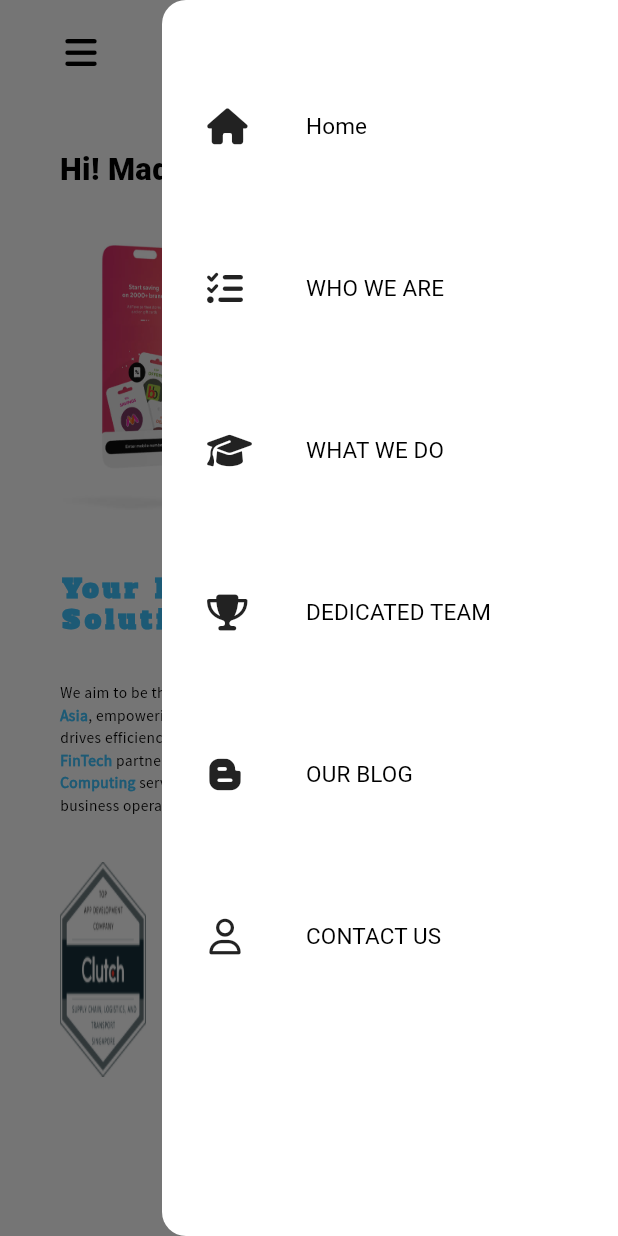
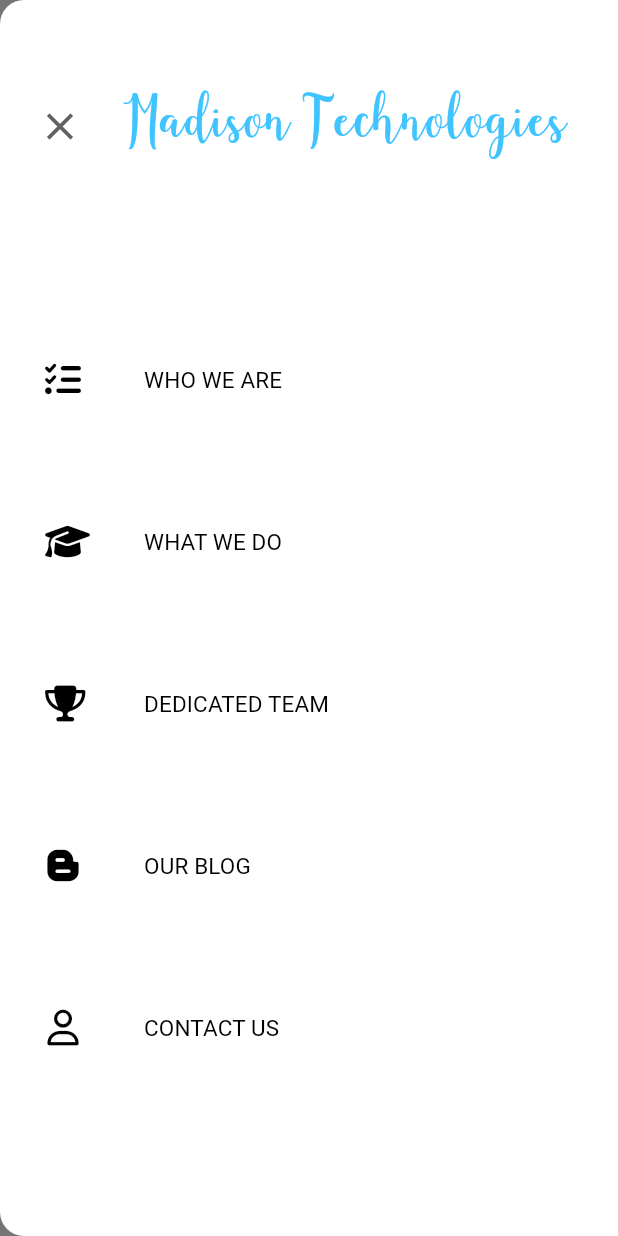
Before and after one commit to nguyenvudung030121/flutter-web, a Flutter app: the screen it shows after launch, with the side drawer open, on a phone screen of 412 x 824 dp. Run offline on Flutter 3.47's test engine with Material 3 defaults, Android fonts, the phone set to English and light mode, and no system bars; our stand-ins replace adaptive_theme, carousel_slider, dropdown_button2, flutter_screenutil, flutter_svg, font_awesome_flutter and 2 more; missing offline and left inert: hovering; generated files the repository leaves out were written again; project files that could hold a hidden picture were left out; key blocks and very long unbroken strings in the code were emptied for the run.

Commit message:
Done Change Drawer Bar

```diff
--- a/lib/component/navbar/drawer/drawernav.dart
+++ b/lib/component/navbar/drawer/drawernav.dart
@@ -1,26 +1,97 @@
-import 'package:adaptive_theme/adaptive_theme.dart';
 import 'package:flutter/material.dart';
+import 'package:flutter_webapp/config/config.dart';
 import 'package:flutter_webapp/utils/utils.dart';
 import 'package:font_awesome_flutter/font_awesome_flutter.dart';
+import 'package:go_router/go_router.dart';
 
 import '../navigationbar.dart';
 
 class CustomDrawer extends StatelessWidget {
   const CustomDrawer({Key? key}) : super(key: key);
 
+  NavbarRoutes getCurrentRoute(BuildContext context) {
+    final String location = GoRouterState.of(context).uri.path;
+    if (location.startsWith(whoWeAre)) {
+      return NavbarRoutes.whoWeAre;
+    }
+    return NavbarRoutes.home;
+  }
+
   @override
   Widget build(BuildContext context) {
-    return const Drawer(
-      child: SizedBox(
-        width: 300,
+    final NavbarRoutes selectedIndex = getCurrentRoute(context);
+    return SizedBox(
+      width: MediaQuery.of(context).size.width,
+      child: Drawer(
         child: Column(
+          mainAxisAlignment: MainAxisAlignment.start,
           children: <Widget>[
-            DrawerItem(StringConstants.home, FontAwesomeIcons.house, NavbarRoutes.home),
-            DrawerItem(StringConstants.whoWeAre, FontAwesomeIcons.listCheck, NavbarRoutes.whoWeAre),
-            DrawerItem(StringConstants.whatWeDo, FontAwesomeIcons.graduationCap, NavbarRoutes.whatWeDo),
-            DrawerItem(StringConstants.dedicatedTeam, FontAwesomeIcons.trophy, NavbarRoutes.dedicatedTeam),
-            DrawerItem(StringConstants.ourBlog, FontAwesomeIcons.bloggerB, NavbarRoutes.ourWork),
-            DrawerItem(StringConstants.contact, FontAwesomeIcons.user, NavbarRoutes.contact),
+            DrawerHeader(
+              child: Row(
+                mainAxisAlignment: MainAxisAlignment.spaceBetween,
+                children: [
+                  IconButton(
+                    onPressed: () => Navigator.of(context).pop(),
+                    icon: Icon(Icons.close, color: Colors.grey[700], size: 30),
+                  ),
+                  InkWell(
+                    splashColor: Colors.transparent,
+                    hoverColor: Colors.transparent,
+                    onTap: () {
+                      LandingPageRoute().replace(context);
+                      Navigator.of(context).pop();
+                    },
+                    child: const Center(
+                      child: Text(
+                        StringConstants.appName,
+                        style: TextStyle(
+                          color: Colors.lightBlueAccent,
+                          fontSize: 30,
+                          fontFamily: 'Agustina',
+                        ),
+                      ),
+                    ),
+                  ),
+                  Visibility(
+                    visible: false,
+                    child: IconButton(
+                      onPressed: () => Navigator.of(context).pop(),
+                      icon: Icon(Icons.close, color: Colors.grey[700], size: 30),
+                    ),
+                  )
+                ],
+              ),
+            ),
+            DrawerItem(
+              StringConstants.whoWeAre,
+              FontAwesomeIcons.listCheck,
+              NavbarRoutes.whoWeAre,
+              isSelected: selectedIndex == NavbarRoutes.whoWeAre,
+            ),
+            DrawerItem(
+              StringConstants.whatWeDo,
+              FontAwesomeIcons.graduationCap,
+              NavbarRoutes.whatWeDo,
+              isSelected: selectedIndex == NavbarRoutes.whatWeDo,
+            ),
+            DrawerItem(
+              StringConstants.dedicatedTeam,
+              FontAwesomeIcons.trophy,
+              NavbarRoutes.dedicatedTeam,
+              isSelected: selectedIndex == NavbarRoutes.dedicatedTeam,
+            ),
+            DrawerItem(
+              StringConstants.ourBlog,
+              FontAwesomeIcons.bloggerB,
+              NavbarRoutes.ourBlog,
+              isSelected: selectedIndex == NavbarRoutes.ourBlog,
+            ),
+            DrawerItem(
+              StringConstants.contact,
+              FontAwesomeIcons.user,
+              NavbarRoutes.contact,
+              isSelected: selectedIndex == NavbarRoutes.contact,
+            ),
           ],
         ),
       ),
@@ -32,8 +103,9 @@ class DrawerItem extends StatelessWidget {
   final String title;
   final IconData icon;
   final NavbarRoutes navbarRoutes;
+  final bool isSelected;
 
-  const DrawerItem(this.title, this.icon, this.navbarRoutes, {Key? key}) : super(key: key);
+  const DrawerItem(this.title, this.icon, this.navbarRoutes, {Key? key, required this.isSelected}) : super(key: key);
 
   @override
   Widget build(BuildContext context) {
@@ -41,11 +113,18 @@ class DrawerItem extends StatelessWidget {
       padding: const EdgeInsets.only(left: 30, top: 60),
       child: Row(
         children: <Widget>[
-          Icon(icon),
+          Icon(
+            icon,
+            color: isSelected ? Colors.lightBlueAccent : Colors.black,
+          ),
           const SizedBox(
             width: 30,
           ),
-          NavbarItem(title, navbarRoutes),
+          NavbarItem(
+            title,
+            navbarRoutes,
+            isSelected: isSelected,
+          ),
         ],
       ),
     );
--- a/lib/component/navbar/logo/navbarlogo.dart
+++ b/lib/component/navbar/logo/navbarlogo.dart
@@ -1,4 +1,5 @@
 import 'package:flutter/material.dart';
+import 'package:flutter_svg/flutter_svg.dart';
 import 'package:flutter_webapp/utils/utils.dart';
 import 'package:responsive_builder/responsive_builder.dart';
 
@@ -20,18 +21,9 @@ class NavbarLogoMob extends StatelessWidget {
 
   @override
   Widget build(BuildContext context) {
-    return const SizedBox(
-        height: 80,
-        child: Row(
-          children: [
-            Text(
-              StringConstants.appName,
-              style: TextStyle(color: Colors.blueAccent, fontSize: 20, fontFamily: 'Agustina'),
-            ),
-          ],
-        )
-        //Image.asset('assets/images/logo.png'),
-        );
+    return SvgPicture.asset(
+      'assets/images/maddie_logo.svg',
+    );
   }
 }
 
@@ -40,18 +32,8 @@ class NavbarLogoDesk extends StatelessWidget {
 
   @override
   Widget build(BuildContext context) {
-    return SizedBox(
-        height: 80,
-        width: MediaQuery.of(context).size.width * 0.2,
-        child: const Row(
-          children: [
-            Text(
-              StringConstants.appName,
-              style: TextStyle(color: Colors.blueAccent, fontSize: 30, fontFamily: 'Agustina'),
-            ),
-          ],
-        )
-        //Image.asset('assets/images/logo.png'),
-        );
+    return SvgPicture.asset(
+      'assets/images/maddie_logo.svg',
+    );
   }
 }
--- a/lib/component/navbar/navigationbar.dart
+++ b/lib/component/navbar/navigationbar.dart
@@ -56,6 +56,8 @@ class NavbarDesktop extends StatelessWidget {
                 mouseCursor: WidgetStateMouseCursor.clickable,
                 splashColor: Colors.transparent,
                 hoverColor: Colors.transparent,
+                highlightColor: Colors.transparent,
+                focusColor: Colors.transparent,
                 onTap: () {
                   LandingPageRoute().replace(context);
                 },
@@ -105,21 +107,21 @@ class NavbarDesktop extends StatelessWidget {
 
 class NavbarMob extends StatelessWidget {
   const NavbarMob({Key? key}) : super(key: key);
-
   @override
   Widget build(BuildContext context) {
     return Padding(
       padding: const EdgeInsets.symmetric(horizontal: 30),
       child: SizedBox(
-        height: 40,
+        height: 35,
         child: Row(
           mainAxisSize: MainAxisSize.max,
           mainAxisAlignment: MainAxisAlignment.spaceBetween,
           children: <Widget>[
             IconButton(
               alignment: Alignment.topRight,
-              icon: const Icon(
+              icon:  Icon(
                 FontAwesomeIcons.bars,
+                color: Colors.grey[700],
               ),
               onPressed: () {
                 Scaffold.of(context).openEndDrawer();
@@ -129,6 +131,8 @@ class NavbarMob extends StatelessWidget {
               mouseCursor: WidgetStateMouseCursor.clickable,
               splashColor: Colors.transparent,
               hoverColor: Colors.transparent,
+              highlightColor: Colors.transparent,
+              focusColor: Colors.transparent,
               onTap: () {
                 LandingPageRoute().replace(context);
               },
@@ -178,6 +182,7 @@ class _NavbarItemState extends State<NavbarItem> {
   Widget build(BuildContext context) {
     return TextButton(
       onPressed: () {
+        Navigator.of(context).pop();
         switch (widget.navbarRoutes) {
           case NavbarRoutes.home:
             LandingPageRoute().replace(context);
```
Also changed, not shown: assets/images/maddie_logo.svg (added).
